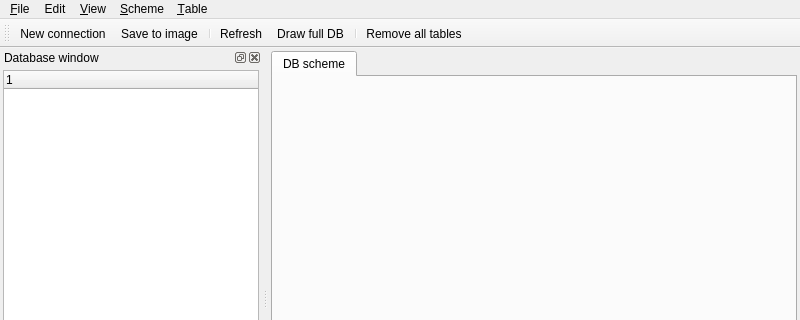
Before: the Qt Designer form src/gui/ui/MainWindow.ui in Ascent-Group/visual-db, drawn with Qt 5; both pictures show x 0 to 800 and y 0 to 320 of the 800 by 600 pixel window.
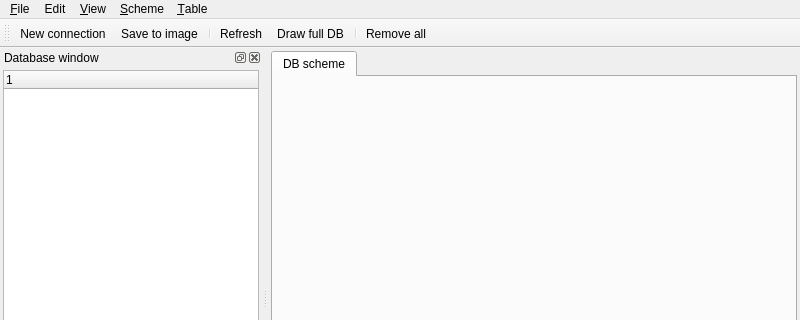
After: the same form once the commit is applied. Icons and pictures are not drawn. Custom widgets are drawn as their Qt base class.

Commit message: + New class structure for graphical items was implemented + A lot of refactoring (renaming of *table* to *item*, creating function for casting items and others)

The edit to the form file:
```diff
--- a/src/gui/ui/MainWindow.ui
+++ b/src/gui/ui/MainWindow.ui
@@ -407,7 +407,7 @@
      <normaloff>:/img/eraser.png</normaloff>:/img/eraser.png</iconset>
    </property>
    <property name="text">
-    <string>Remove all tables</string>
+    <string>Remove all</string>
    </property>
    <property name="statusTip">
     <string>Remove all tables from scheme</string>
```
Left out of the diff: 57 changed lines with no effect on the pictures. The commit also changes 25 other files.
